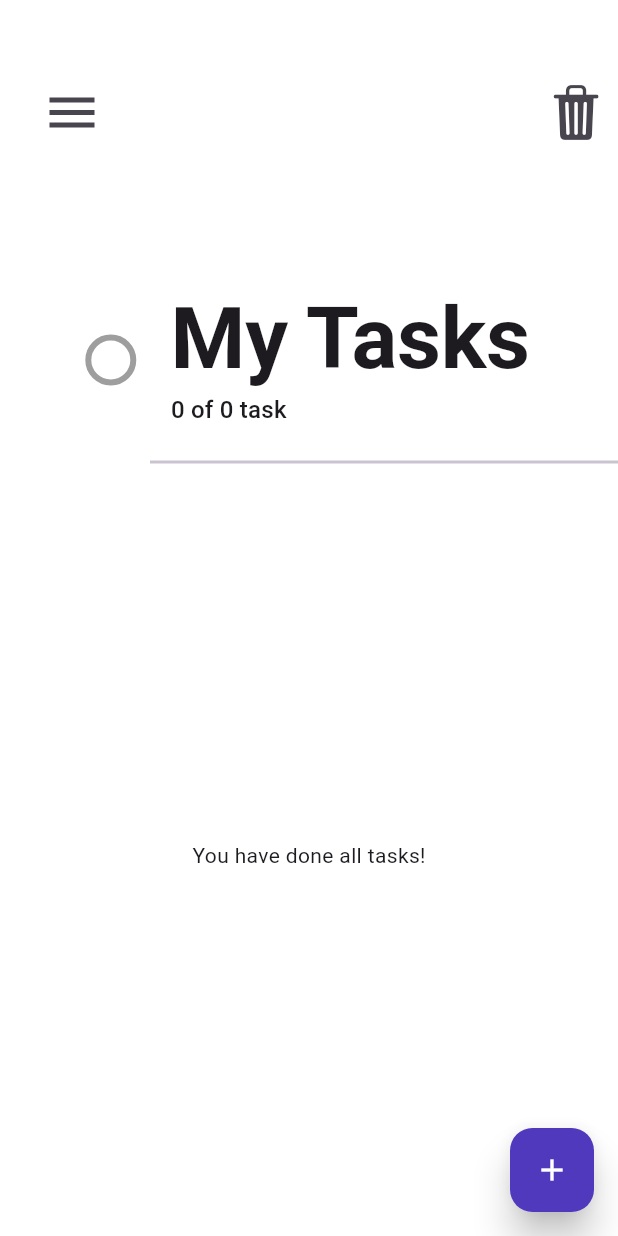
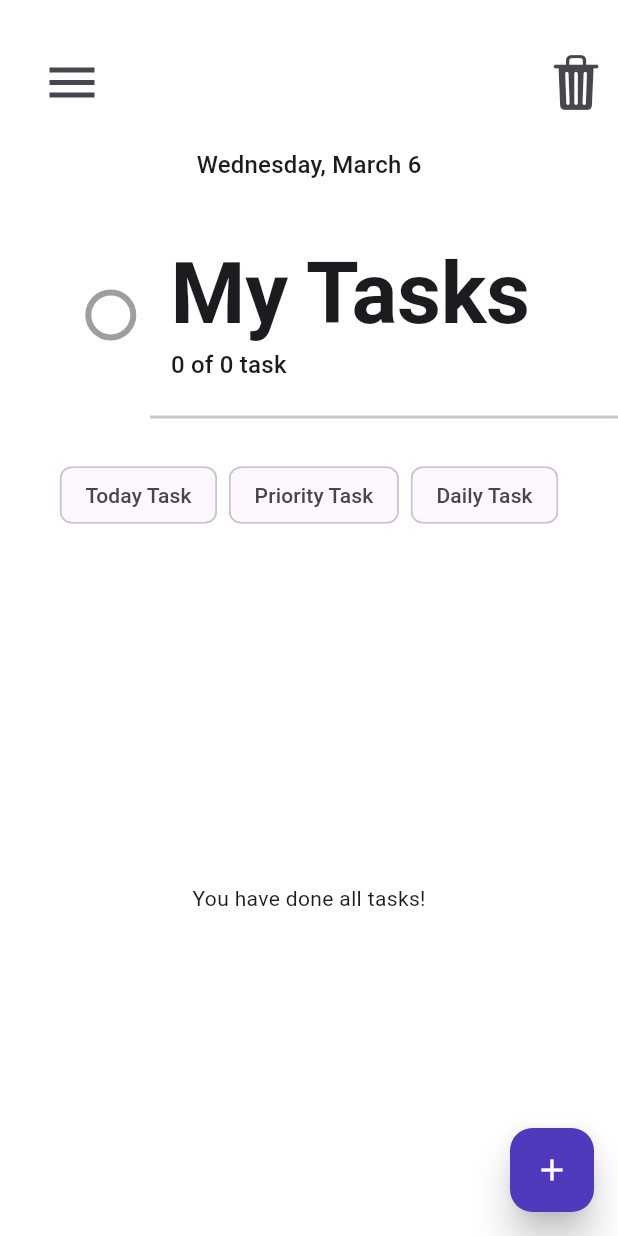
Before and after one commit to Gyan-Bano/BISMILAH-MOBDEV-RISTEK, a Flutter app: the screen it shows after launch, on a phone screen of 412 x 824 dp. Run offline on Flutter 3.47's test engine with Material 3 defaults, Android fonts, the phone set to English and light mode, and no system bars; drawn by our look-alikes of flutter_slider_drawer; our stand-ins replace animate_do, flutter_slidable, hive, hive_flutter; missing offline and left inert: flutter_cupertino_date_picker_fork; accounts and stored records are empty.

Commit message:
filter done

```diff
--- a/lib/models/hive_task.dart
+++ b/lib/models/hive_task.dart
@@ -13,6 +13,7 @@ class hiveTask extends HiveObject {
     required this.startAtDate,
     required this.endAtDate,
     required this.isCompleted,
+    required this.category,
   });
 
   @HiveField(0) // id
@@ -27,6 +28,8 @@ class hiveTask extends HiveObject {
   DateTime endAtDate;
   @HiveField(5) // is completed
   bool isCompleted;
+  @HiveField(6)
+  String category; // Changed from comma to semicolon
 
   // create new task
   factory hiveTask.create({
@@ -34,6 +37,7 @@ class hiveTask extends HiveObject {
     required String? subTitle,
     DateTime? startAtDate,
     DateTime? endAtDate,
+    required String? category,
   }) =>
       hiveTask(
         id: const Uuid().v1(),
@@ -42,5 +46,6 @@ class hiveTask extends HiveObject {
         startAtDate: startAtDate ?? DateTime.now(),
         endAtDate: endAtDate ?? DateTime.now(),
         isCompleted: false,
+        category: category ?? "",
       );
 }
--- a/lib/pages/home/home_page.dart
+++ b/lib/pages/home/home_page.dart
@@ -12,6 +12,7 @@ import 'package:todo_app/pages/tasks_detail/task_view.dart';
 import 'package:todo_app/utility/dialog_box.dart';
 import 'package:todo_app/utility/todo_tile.dart';
 import 'package:hive_flutter/hive_flutter.dart';
+import 'package:intl/intl.dart';
 
 class MyHomePage extends StatefulWidget {
   const MyHomePage({Key? key}) : super(key: key);
@@ -20,9 +21,23 @@ class MyHomePage extends StatefulWidget {
   State<MyHomePage> createState() => _MyHomePageState();
 }
 
-class _MyHomePageState extends State<MyHomePage> {
+class _MyHomePageState extends State<MyHomePage> with SingleTickerProviderStateMixin{
   GlobalKey<SliderDrawerState> drawerKey = GlobalKey<SliderDrawerState>();
+  bool _showSortOptions = false;
+  late AnimationController _controller;
+  late Animation<double> _animation;
+  Set<String> _selectedFilters = {};
 
+
+  @override
+  void initState() {
+      super.initState();
+      _controller = AnimationController(
+        duration: const Duration(milliseconds: 300),
+        vsync: this,
+      );
+      _animation = Tween<double>(begin: 0, end: 1).animate(_controller);
+  }
   // check value of circle indicator
   dynamic valueOfIndicator(List<hiveTask> task) {
     if (task.isNotEmpty) {
@@ -48,13 +63,33 @@ class _MyHomePageState extends State<MyHomePage> {
     TextTheme textTheme = Theme.of(context).textTheme;
 
     final base = BaseWidget.of(context);
+    String todayDate = DateFormat('EEEE, MMMM d').format(DateTime.now());
 
     return ValueListenableBuilder(
       valueListenable: base.dataStore.listenToTask(),
-      builder: (ctx, Box<hiveTask> box, Widget? child) {
-        var tasks = box.values.toList();
+    builder: (ctx, Box<hiveTask> box, Widget? child) {
+      var tasks = box.values.toList();
 
-        tasks.sort((a, b) => a.endAtDate.compareTo(b.endAtDate));
+      tasks = tasks.where((task) {
+        if (_selectedFilters.contains('Daily Task') && task.category != 'daily') {
+          return false;
+        }
+        if (_selectedFilters.contains('Priority Task') && task.category != 'priority') {
+          return false;
+        }
+        if (_selectedFilters.contains('Today Task')) {
+          DateTime today = DateTime.now();
+          today = DateTime(today.year, today.month, today.day);
+          if (!(task.startAtDate.compareTo(today) <= 0 && task.endAtDate.compareTo(today) >= 0)) {
+            return false;
+          }
+        }
+
+        return true;
+      }).toList();
+
+      // Sort tasks if needed
+      tasks.sort((a, b) => a.endAtDate.compareTo(b.endAtDate));
         return Scaffold(
           backgroundColor: Colors.white,
           // floating action button
@@ -108,9 +143,15 @@ class _MyHomePageState extends State<MyHomePage> {
               height: double.infinity,
               child: Column(
                 children: [
-                  // custom app bar
+                  Padding(
+                    padding: const EdgeInsets.all(8.0),
+                    child: Text(
+                      todayDate,
+                      style: textTheme.titleMedium,
+                    ),
+                  ),
                   Container(
-                    margin: const EdgeInsets.only(top: 60),
+                    margin: const EdgeInsets.only(top: 30),
                     width: double.infinity,
                     height: 100,
                     child: Row(
@@ -161,6 +202,68 @@ class _MyHomePageState extends State<MyHomePage> {
                     ),
                   ),
 
+                  // Filter section
+                 Container(
+
+                    margin: const EdgeInsets.fromLTRB(20, 20, 20, 20),
+                    child: SingleChildScrollView (
+                    scrollDirection: Axis.horizontal,
+                    child: Row(
+                      mainAxisAlignment: MainAxisAlignment.spaceEvenly,
+
+                      children: [
+
+                        Wrap(
+                          spacing: 8.0,
+                          children: [
+                            FilterChip(
+                              label: Container(child: Text('Today Task')),
+                              selected: _selectedFilters.contains('Today Task'),
+                              showCheckmark: false,
+                              onSelected: (bool value) {
+                                setState(() {
+                                  if (value) {
+                                    _selectedFilters.add('Today Task');
+                                  } else {
+                                    _selectedFilters.remove('Today Task');
+                                  }
+                                });
+                              },
+                            ),
+                            FilterChip(
+                              label: Text('Priority Task'),
+                              selected: _selectedFilters.contains('Priority Task'),
+                              showCheckmark: false,
+                              onSelected: (bool value) {
+                                setState(() {
+                                  if (value) {
+                                    _selectedFilters.add('Priority Task');
+                                  } else {
+                                    _selectedFilters.remove('Priority Task');
+                                  }
+                                });
+                              },
+                            ),
+                            FilterChip(
+                              label: Text('Daily Task'),
+                              selected: _selectedFilters.contains('Daily Task'),
+                              showCheckmark: false,
+                              onSelected: (bool value) {
+                                setState(() {
+                                  if (value) {
+                                    _selectedFilters.add('Daily Task');
+                                  } else {
+                                    _selectedFilters.remove('Daily Task');
+                                  }
+                                });
+                              },
+                            ),
+                          ],
+                        ),
+                      ],
+                    ),
+                   ),
+                 ),
                   // tasks
                   Expanded(
                     child: tasks.isNotEmpty
@@ -174,7 +277,9 @@ class _MyHomePageState extends State<MyHomePage> {
                                   direction: DismissDirection.horizontal,
                                   key: Key(task.id.toString()),
                                   onDismissed: (_) {
-                                     base.dataStore.deleteTask(task: task).then((_) {
+                                    base.dataStore
+                                        .deleteTask(task: task)
+                                        .then((_) {
                                       setState(() {
                                         tasks.removeAt(index);
                                       });
@@ -196,7 +301,6 @@ class _MyHomePageState extends State<MyHomePage> {
                                       )
                                     ],
                                   ),
-
                                   child: TaskWidget(
                                     task: task,
                                   ));
--- a/lib/pages/home/home_page_appbar.dart
+++ b/lib/pages/home/home_page_appbar.dart
@@ -49,7 +49,7 @@ class _HomeAppBarState extends State<HomeAppBar>
     var base = BaseWidget.of(context).dataStore.box;
     return SizedBox(
       width: double.infinity,
-      height: 130,
+      height: 90,
       child: Padding(
         padding: const EdgeInsets.only(top: 20),
         child: Row(
```
Also changed, not shown: lib/pages/home/task_widget.dart (+26 -4 lines), lib/pages/tasks_detail/task_view.dart (+185 -183 lines), lib/data/hive_data_store.dart (line endings or trailing spaces), lib/models/hive_task.g.dart.
